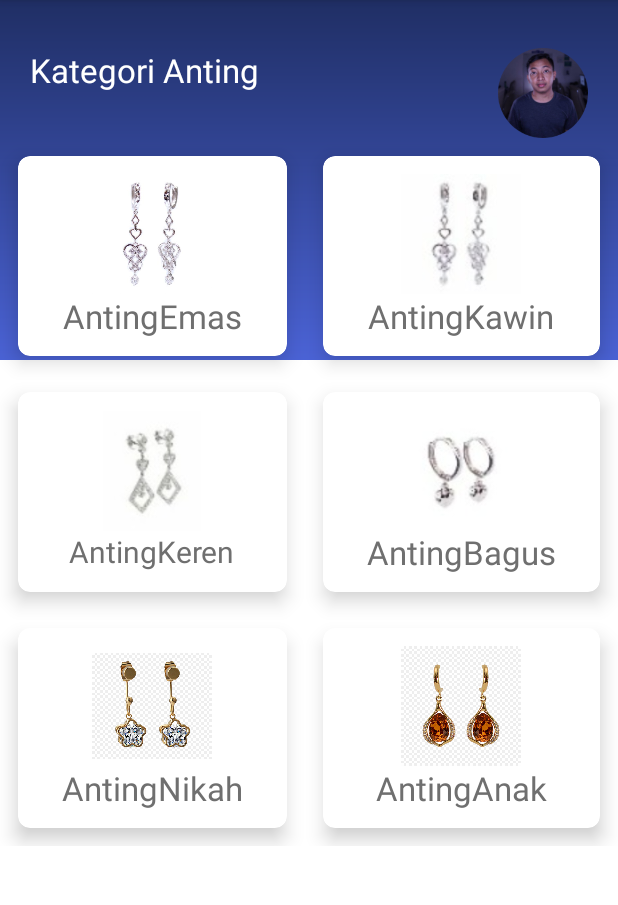
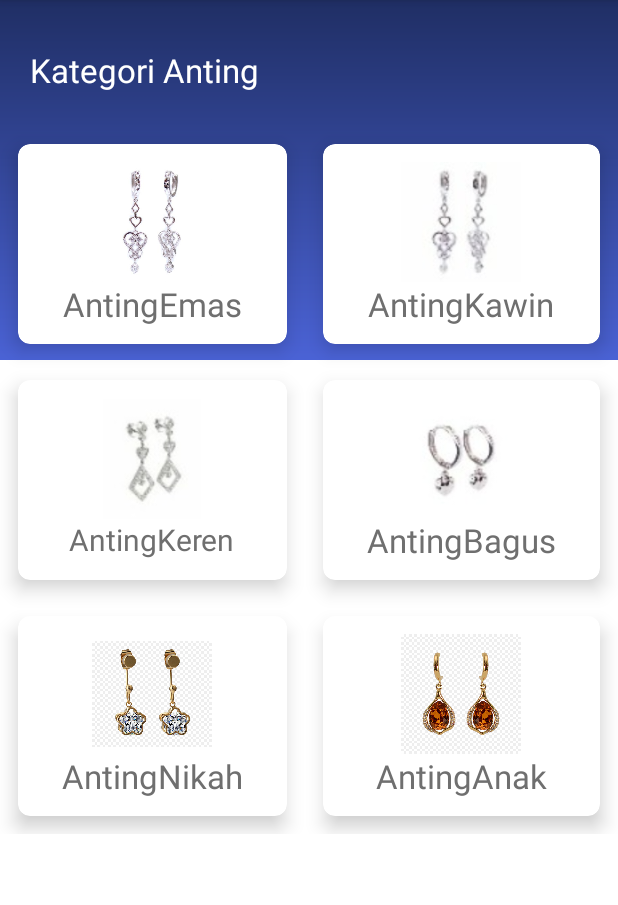
Before and after one commit to Whydandrian/kelompok-satu, an Android app: the anting screen opened directly, with no data from a screen before it, on a phone screen of 412 x 824 dp, the part 84-989 px from its top. Run offline under Robolectric (Android 15) with nearby library versions, the phone set to English and light mode, and no system bars.

Commit message:
menghapus image view pada activity kategori emas

```diff
--- a/android/EGOLD/app/src/main/res/layout/activity_anting.xml
+++ b/android/EGOLD/app/src/main/res/layout/activity_anting.xml
@@ -22,12 +22,6 @@
             android:layout_marginLeft="20dp"
             android:layout_width="match_parent"
             android:layout_height="wrap_content">
-
-            <ImageView
-                android:layout_alignParentRight="true"
-                android:src="@drawable/person"
-                android:layout_width="60dp"
-                android:layout_height="60dp" />
 
             <TextView
                 android:id="@+id/txtDashboard"
--- a/android/EGOLD/app/src/main/res/layout/activity_cincin.xml
+++ b/android/EGOLD/app/src/main/res/layout/activity_cincin.xml
@@ -22,12 +22,6 @@
             android:layout_marginLeft="20dp"
             android:layout_width="match_parent"
             android:layout_height="wrap_content">
-
-            <ImageView
-                android:layout_alignParentRight="true"
-                android:src="@drawable/person"
-                android:layout_width="60dp"
-                android:layout_height="60dp" />
 
             <TextView
                 android:id="@+id/txtDashboard"
--- a/android/EGOLD/app/src/main/res/layout/activity_gelang.xml
+++ b/android/EGOLD/app/src/main/res/layout/activity_gelang.xml
@@ -22,12 +22,6 @@
             android:layout_marginLeft="20dp"
             android:layout_width="match_parent"
             android:layout_height="wrap_content">
-
-            <ImageView
-                android:layout_alignParentRight="true"
-                android:src="@drawable/person"
-                android:layout_width="60dp"
-                android:layout_height="60dp" />
 
             <TextView
                 android:id="@+id/txtDashboard"
--- a/android/EGOLD/app/src/main/res/layout/activity_kalung.xml
+++ b/android/EGOLD/app/src/main/res/layout/activity_kalung.xml
@@ -22,12 +22,6 @@
             android:layout_marginLeft="20dp"
             android:layout_width="match_parent"
             android:layout_height="wrap_content">
-
-            <ImageView
-                android:layout_alignParentRight="true"
-                android:src="@drawable/person"
-                android:layout_width="60dp"
-                android:layout_height="60dp" />
 
             <TextView
                 android:id="@+id/txtDashboard"
--- a/android/EGOLD/app/src/main/res/layout/activity_liontin.xml
+++ b/android/EGOLD/app/src/main/res/layout/activity_liontin.xml
@@ -22,12 +22,6 @@
             android:layout_marginLeft="20dp"
             android:layout_width="match_parent"
             android:layout_height="wrap_content">
-
-            <ImageView
-                android:layout_alignParentRight="true"
-                android:src="@drawable/person"
-                android:layout_width="60dp"
-                android:layout_height="60dp" />
 
             <TextView
                 android:id="@+id/txtDashboard"
--- a/android/EGOLD/app/src/main/res/layout/activity_menukategori.xml
+++ b/android/EGOLD/app/src/main/res/layout/activity_menukategori.xml
@@ -22,12 +22,6 @@
             android:layout_marginLeft="20dp"
             android:layout_width="match_parent"
             android:layout_height="wrap_content">
-
-            <ImageView
-                android:layout_alignParentRight="true"
-                android:src="@drawable/person"
-                android:layout_width="60dp"
-                android:layout_height="60dp" />
 
             <TextView
                 android:id="@+id/txtDashboard"
```
